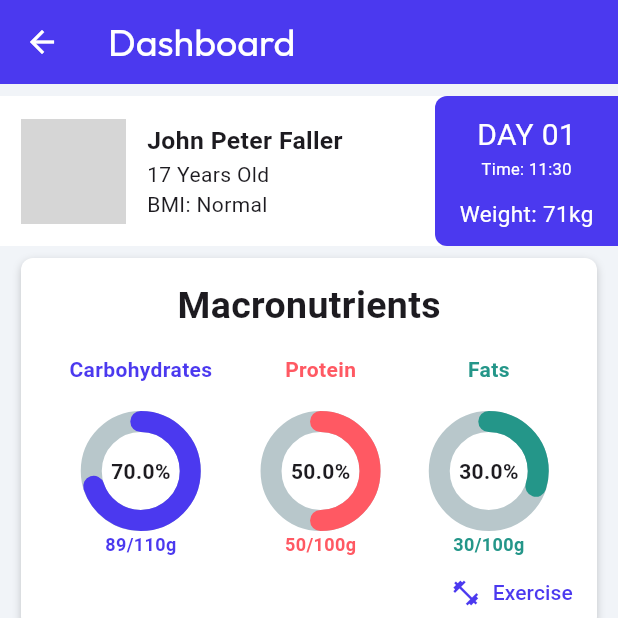
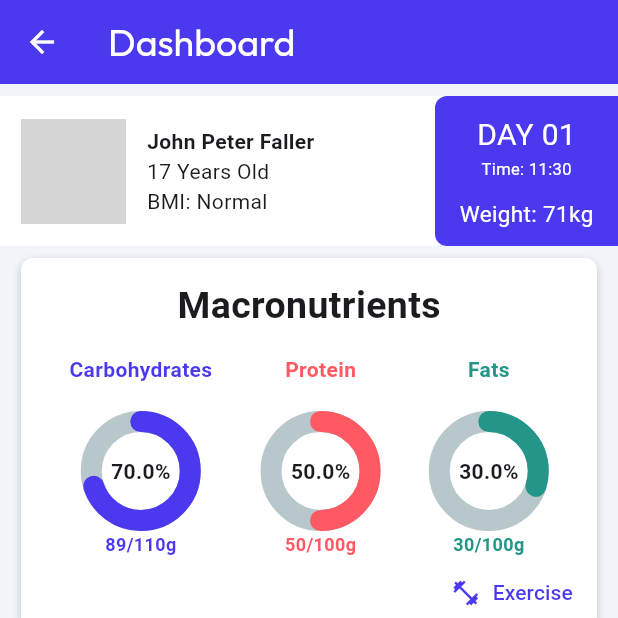
Before and after one commit to Faller29/Health-Lens-Pro-Main, a Flutter app: the EntryPoint screen opened by its route, on a phone screen of 412 x 824 dp, the top half of it. Run offline on Flutter 3.47's test engine with Material 3 defaults, Android fonts, the phone set to English and light mode, and no system bars; drawn by our look-alikes of carousel_slider, crystal_navigation_bar, percent_indicator; our stand-ins replace animated_text_kit, camera, equatable, fl_chart, google_fonts, iconly and 7 more; missing offline and left inert: crea_radio_button; network calls fail; grey boxes are pictures that could not be loaded.

```diff
--- a/healthlens/lib/camerapage.dart
+++ b/healthlens/lib/camerapage.dart
@@ -69,7 +69,7 @@ class _CameraPageState extends State<CameraPage> {
     _cameras = await availableCameras();
     if (_cameras != null && _cameras!.isNotEmpty) {
       _cameraController =
-          CameraController(_cameras![0], ResolutionPreset.veryHigh);
+          CameraController(_cameras![0], ResolutionPreset.ultraHigh);
       await _cameraController!.initialize();
       setState(() {
         _isCameraInitialized = true;
--- a/healthlens/lib/graph_data.dart
+++ b/healthlens/lib/graph_data.dart
@@ -63,26 +63,26 @@ final List<ChartData> weight = [
   ChartData('5', 75.1, 23, 18),
   ChartData('6', 75.4, 11, 15),
   ChartData('7', 75.8, 11, 25),
-  ChartData('8', 76, 23, 12),
-  ChartData('9', 76, 21, 23),
-  ChartData('10', 76, 16, 14),
-  ChartData('11', 76, 12, 18),
-  ChartData('12', 76, 12, 18),
-  ChartData('13', 76, 23, 15),
-  ChartData('14', 75.5, 16, 13),
-  ChartData('15', 75.1, 23, 18),
-  ChartData('16', 75.4, 11, 15),
-  ChartData('17', 75.8, 11, 25),
-  ChartData('18', 76, 23, 12),
-  ChartData('19', 76, 21, 23),
-  ChartData('20', 76, 12, 18),
-  ChartData('21', 76, 16, 14),
-  ChartData('22', 76, 12, 18),
-  ChartData('23', 76, 23, 15),
-  ChartData('24', 75.5, 16, 13),
-  ChartData('25', 75.1, 23, 18),
-  ChartData('26', 75.4, 11, 15),
-  ChartData('27', 75.8, 11, 25),
-  ChartData('28', 76, 23, 12),
-  ChartData('29', 76, 21, 23),
+  // ChartData('8', 76, 23, 12),
+  // ChartData('9', 76, 21, 23),
+  // ChartData('10', 76, 16, 14),
+  // ChartData('11', 76, 12, 18),
+  // ChartData('12', 76, 12, 18),
+  // ChartData('13', 76, 23, 15),
+  // ChartData('14', 75.5, 16, 13),
+  // ChartData('15', 75.1, 23, 18),
+  // ChartData('16', 75.4, 11, 15),
+  // ChartData('17', 75.8, 11, 25),
+  // ChartData('18', 76, 23, 12),
+  // ChartData('19', 76, 21, 23),
+  // ChartData('20', 76, 12, 18),
+  // ChartData('21', 76, 16, 14),
+  // ChartData('22', 76, 12, 18),
+  // ChartData('23', 76, 23, 15),
+  // ChartData('24', 75.5, 16, 13),
+  // ChartData('25', 75.1, 23, 18),
+  // ChartData('26', 75.4, 11, 15),
+  // ChartData('27', 75.8, 11, 25),
+  // ChartData('28', 76, 23, 12),
+  // ChartData('29', 76, 21, 23),
 ];
--- a/healthlens/lib/homepage.dart
+++ b/healthlens/lib/homepage.dart
@@ -18,7 +18,7 @@ const double contHeight = 140;
 
 class ScaleSize {
   static double textScaleFactor(BuildContext context,
-      {double maxTextScaleFactor = 4}) {
+      {double maxTextScaleFactor = 3}) {
     final width = MediaQuery.of(context).size.width;
     double val = (width / 1400) * maxTextScaleFactor;
     return max(1, min(val, maxTextScaleFactor));
@@ -27,7 +27,7 @@ class ScaleSize {
 
 class SubScaleSize {
   static double textScaleFactor(BuildContext context,
-      {double maxTextScaleFactor = 2}) {
+      {double maxTextScaleFactor = 1}) {
     final width = MediaQuery.of(context).size.width;
     double val = (width / 1400) * maxTextScaleFactor;
     return max(1, min(val, maxTextScaleFactor));
@@ -219,18 +219,11 @@ class _HomePage extends State<HomePage> {
                                       child: SfCartesianChart(
                                         zoomPanBehavior: ZoomPanBehavior(
                                           enablePinching: true,
-                                          zoomMode: ZoomMode.y,
+                                          zoomMode: ZoomMode.x,
                                           enablePanning: true,
                                         ),
-                                        primaryXAxis: CategoryAxis(
-                                          edgeLabelPlacement:
-                                              EdgeLabelPlacement.shift,
-                                          interval: 1,
-                                        ),
-                                        primaryYAxis: CategoryAxis(
-                                          maximum: 100,
-                                          minimum: 0,
-                                        ),
+                                        primaryXAxis: CategoryAxis(),
+                                        primaryYAxis: CategoryAxis(),
                                         legend: Legend(isVisible: true),
                                         series: <CartesianSeries>[
                                           StackedColumnSeries<ChartData,
```
